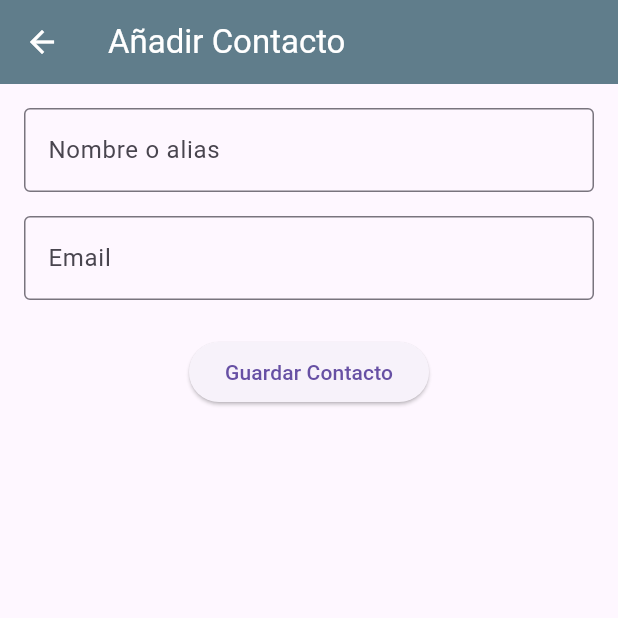
After one commit to cristo-csc-dev/wishy, a Flutter app: the CreateEditContactScreen screen opened directly, on a phone screen of 412 x 824 dp, the top half of it. The commit adds this screen. Run offline on Flutter 3.47's test engine with Material 3 defaults, Android fonts, the phone set to English and light mode, and no system bars; our stand-ins replace cloud_firestore, firebase_auth, firebase_core; accounts and stored records are empty; generated files the repository leaves out were written again.

Commit message:
Add contacts

```diff
--- /dev/null
+++ b/lib/dao/contact_dao.dart
@@ -0,0 +1,36 @@
+import 'package:cloud_firestore/cloud_firestore.dart';
+import 'package:firebase_auth/firebase_auth.dart';
+
+class ContactDao {
+  static final ContactDao _instance = ContactDao._internal();
+
+  factory ContactDao() {
+    return _instance;
+  }
+
+  ContactDao._internal();
+
+  final FirebaseFirestore _db = FirebaseFirestore.instance;
+  final FirebaseAuth _auth = FirebaseAuth.instance;
+
+  Future<void> addContact(String name, String email) async {
+    final user = _auth.currentUser;
+    if (user == null) {
+      throw Exception('Usuario no autenticado');
+    }
+
+    try {
+      await _db
+          .collection('users')
+          .doc(user.uid)
+          .collection('contacts')
+          .add({
+        'name': name,
+        'email': email,
+        'createdAt': FieldValue.serverTimestamp(),
+      });
+    } catch (e) {
+      throw Exception('Error al guardar el contacto: $e');
+    }
+  }
+}
--- a/lib/models/wish_list.dart
+++ b/lib/models/wish_list.dart
@@ -14,6 +14,7 @@ class WishList {
   List<WishItem> items;
   DateTime? eventDate; // Fecha asociada a la lista (ej. cumpleaños)
   bool allowMarkingAsBought; // Permitir a contactos marcar como comprado
+  int itemCount = 0; // Número de ítems en la lista
 
   WishList({
     required this.id,
@@ -26,6 +27,7 @@ class WishList {
     this.items = const [],
     this.eventDate,
     this.allowMarkingAsBought = true,
+    this.itemCount = 0,
   });
 
   factory WishList.fromFirestore(DocumentSnapshot doc) {
@@ -37,6 +39,7 @@ class WishList {
       description: data['description'] ?? '',
       ownerId: data['ownerId'] ?? '',
       sharedWithContactIds: sharedWith != null ? List<String>.from(sharedWith) : [],
+      itemCount: data['itemCount'] ?? 0,
     );
   }
 }
--- /dev/null
+++ b/lib/screens/create_edit_contact_screen.dart
@@ -0,0 +1,76 @@
+import 'package:flutter/material.dart';
+import 'package:wishy/dao/contact_dao.dart';
+
+class CreateEditContactScreen extends StatefulWidget {
+  const CreateEditContactScreen({super.key});
+
+  @override
+  State<CreateEditContactScreen> createState() => _CreateEditContactScreenState();
+}
+
+class _CreateEditContactScreenState extends State<CreateEditContactScreen> {
+  final _nameController = TextEditingController();
+  final _emailController = TextEditingController();
+
+  void _addContact() {
+    // Aquí es donde se conectará con la base de datos o el servicio
+    // para añadir el contacto. Por ahora, solo imprimimos los datos.
+    final name = _nameController.text;
+    final email = _emailController.text;
+
+    if (name.isNotEmpty && email.isNotEmpty) {
+      ContactDao().addContact(name, email);
+      print('Añadir contacto: $name, $email');
+      Navigator.of(context).pop();
+    } else {
+      // Mostrar un mensaje de error si los campos están vacíos
+      ScaffoldMessenger.of(context).showSnackBar(
+        const SnackBar(content: Text('Por favor, rellena todos los campos.')),
+      );
+    }
+  }
+
+  @override
+  void dispose() {
+    _nameController.dispose();
+    _emailController.dispose();
+    super.dispose();
+  }
+
+  @override
+  Widget build(BuildContext context) {
+    return Scaffold(
+      appBar: AppBar(
+        title: const Text('Añadir Contacto'),
+      ),
+      body: Padding(
+        padding: const EdgeInsets.all(16.0),
+        child: Column(
+          children: [
+            TextField(
+              controller: _nameController,
+              decoration: const InputDecoration(
+                labelText: 'Nombre o alias',
+                border: OutlineInputBorder(),
+              ),
+            ),
+            const SizedBox(height: 16),
+            TextField(
+              controller: _emailController,
+              decoration: const InputDecoration(
+                labelText: 'Email',
+                border: OutlineInputBorder(),
+              ),
+              keyboardType: TextInputType.emailAddress,
+            ),
+            const SizedBox(height: 24),
+            ElevatedButton(
+              onPressed: _addContact,
+              child: const Text('Guardar Contacto'),
+            ),
+          ],
+        ),
+      ),
+    );
+  }
+}
--- a/lib/screens/create_edit_list_screen.dart
+++ b/lib/screens/create_edit_list_screen.dart
@@ -1,6 +1,7 @@
 import 'package:cloud_firestore/cloud_firestore.dart';
 import 'package:firebase_auth/firebase_auth.dart';
 import 'package:flutter/material.dart';
+import 'package:wishy/dao/wish_list_dao.dart';
 import 'package:wishy/models/wish_list.dart';
 import 'package:uuid/uuid.dart'; // Añadir al pubspec.yaml: uuid: ^4.0.0
 
@@ -59,9 +60,8 @@ class _CreateEditListScreenState extends State<CreateEditListScreen> {
         if (user == null) {
           throw Exception('Usuario no autenticado');
         }
-        final FirebaseFirestore _db = FirebaseFirestore.instance;
         var sharedContactIds = [];
-        await _db.collection('wishlists').add({
+        WishlistDao().createWishlist({
           'name': _nameController.text,
           'description': _descriptionController.text,
           'privacy': _selectedPrivacy.toString().split('.').last,
--- a/lib/widgets/list_card.dart
+++ b/lib/widgets/list_card.dart
@@ -83,7 +83,7 @@ class ListCard extends StatelessWidget {
               ),
               const SizedBox(height: 8),
               Text(
-                '${wishList.items.length} deseos',
+                '${wishList.itemCount} deseos',
                 style: TextStyle(color: Colors.grey.shade600),
               ),
               const SizedBox(height: 4),
```
Also changed, not shown: lib/dao/wish_list_dao.dart (added, +68 -0 lines), lib/screens/home_screen.dart (+16 -2 lines), lib/screens/list_detail_screen.dart (+2 -24 lines), lib/sharing/share_handler_screen.dart (+12 -17 lines), 6 other files. Lines whose indentation alone changed are shown as unchanged.
